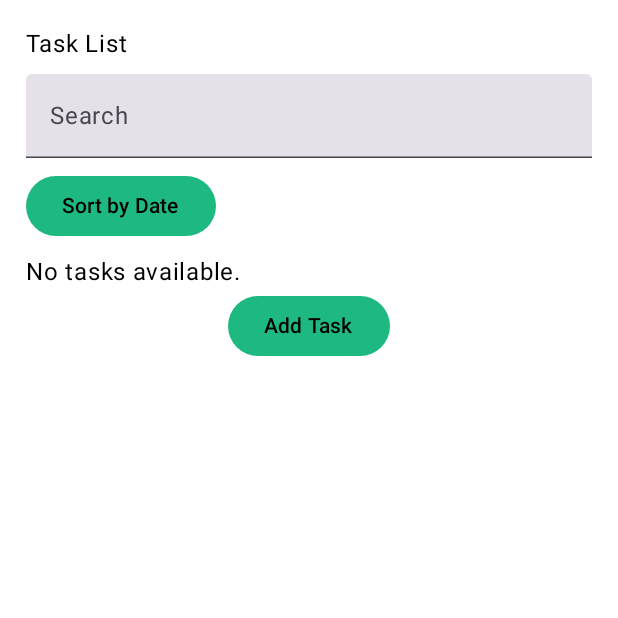
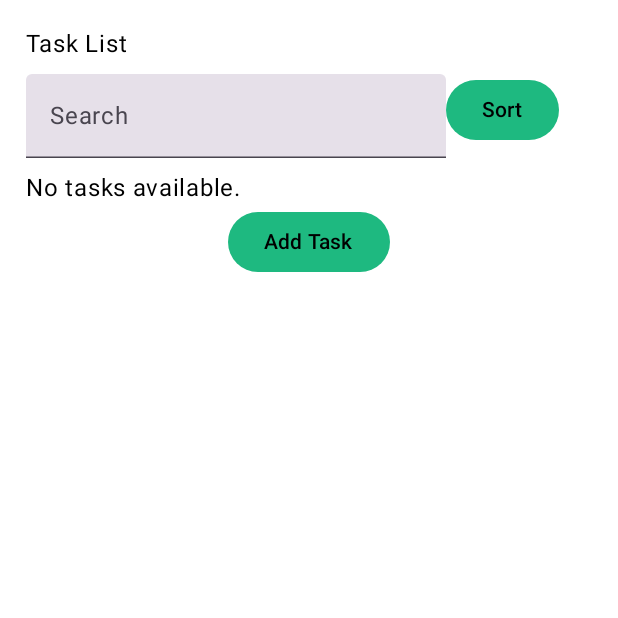
Before and after one commit to IFRAERI/ToDoList, an Android app built with Jetpack Compose: the screen it shows after launch (MainActivity), on a phone screen of 412 x 824 dp, the top half of it. Run offline under Robolectric (Android 15) with nearby library versions, the light colour scheme and no system bars; our stand-ins replace Firebase (no records; nobody signed in at launch, a user with empty details on screens opened directly), livedata-compose; 1 statement that could not run was skipped.

Commit message:
Fix interface and sorting

```diff
--- a/app/src/main/java/aodintsov/to_do_list/view/TaskListScreen.kt
+++ b/app/src/main/java/aodintsov/to_do_list/view/TaskListScreen.kt
@@ -47,6 +47,9 @@ fun TaskListScreen(
         Column(modifier = modifier.fillMaxSize().padding(16.dp)) {
             Text(text = "Task List")
             Spacer(modifier = Modifier.height(8.dp))
+
+                //  Spacer(modifier = Modifier.height(8.dp))
+            Row {
                 TextField(
                     value = searchQuery,
                     onValueChange = {
@@ -54,15 +57,13 @@ fun TaskListScreen(
                         taskViewModel.searchTasks(it)
                     },
                     label = { Text("Search") },
-                modifier = Modifier.fillMaxWidth()
+                //    modifier = Modifier.fillMaxWidth()
                 )
-            Spacer(modifier = Modifier.height(8.dp))
-            Row {
                 Button(
                     onClick = { taskViewModel.sortTasksByDate() },
-                    modifier = Modifier.align(Alignment.CenterVertically)
+                  //  modifier = Modifier.align(Alignment.CenterVertically)
                 ) {
-                    Text(text = "Sort by Date")
+                    Text(text = "Sort")
                 }
             }
             Spacer(modifier = Modifier.height(8.dp))
```
Lines whose indentation alone changed are shown as unchanged.
